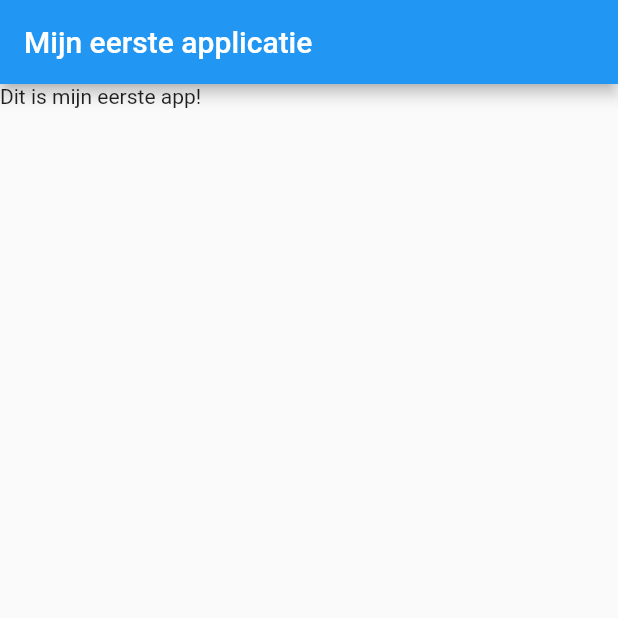
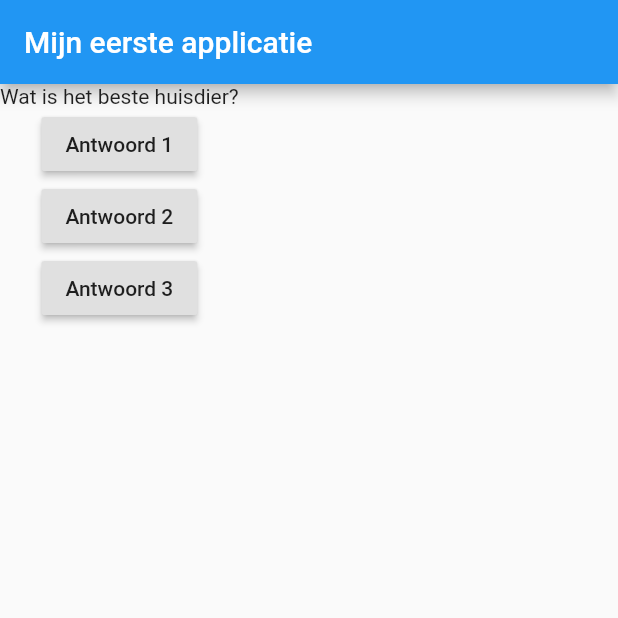
Before and after one commit to keeponjammin/flutter_complete_course, a Flutter app: the screen it shows after launch, on a phone screen of 412 x 824 dp, the top half of it. Run offline on Flutter 3.47's test engine with Material 2 defaults, Android fonts, the phone set to English and light mode, and no system bars.

Commit message:
2.25 added stateful widget with question update

```diff
--- a/lib/main.dart
+++ b/lib/main.dart
@@ -4,15 +4,51 @@ void main() {
   runApp(MyApp());
 }
 
-class MyApp extends StatelessWidget {
+class MyApp extends StatefulWidget {
+  @override
+  State<StatefulWidget> createState() {
+    return MyAppState();
+  }
+}
+
+class MyAppState extends State<MyApp> {
+  var questionIndex = 0;
+
+  void answerQuestion() {
+    setState(() {
+      questionIndex++;
+    });
+    print(questionIndex);
+  }
+
   @override
   Widget build(BuildContext context) {
+    var quizQuestions = [
+      'Wat is het beste huisdier?',
+      'Wat is de beste plek om games te spelen?',
+    ];
     return MaterialApp(
       home: Scaffold(
         appBar: AppBar(
           title: Text('Mijn eerste applicatie'),
         ),
-        body: Text('Dit is mijn eerste app!'),
+        body: Column(
+          children: [
+            Text(quizQuestions[questionIndex]),
+            RaisedButton(
+              child: Text('Antwoord 1'),
+              onPressed: () => print('Antwoord 1 gekozen!'),
+            ),
+            RaisedButton(
+              child: Text('Antwoord 2'),
+              onPressed: answerQuestion,
+            ),
+            RaisedButton(
+              child: Text('Antwoord 3'),
+              onPressed: answerQuestion,
+            ),
+          ],
+        ),
       ),
     );
   }
```
